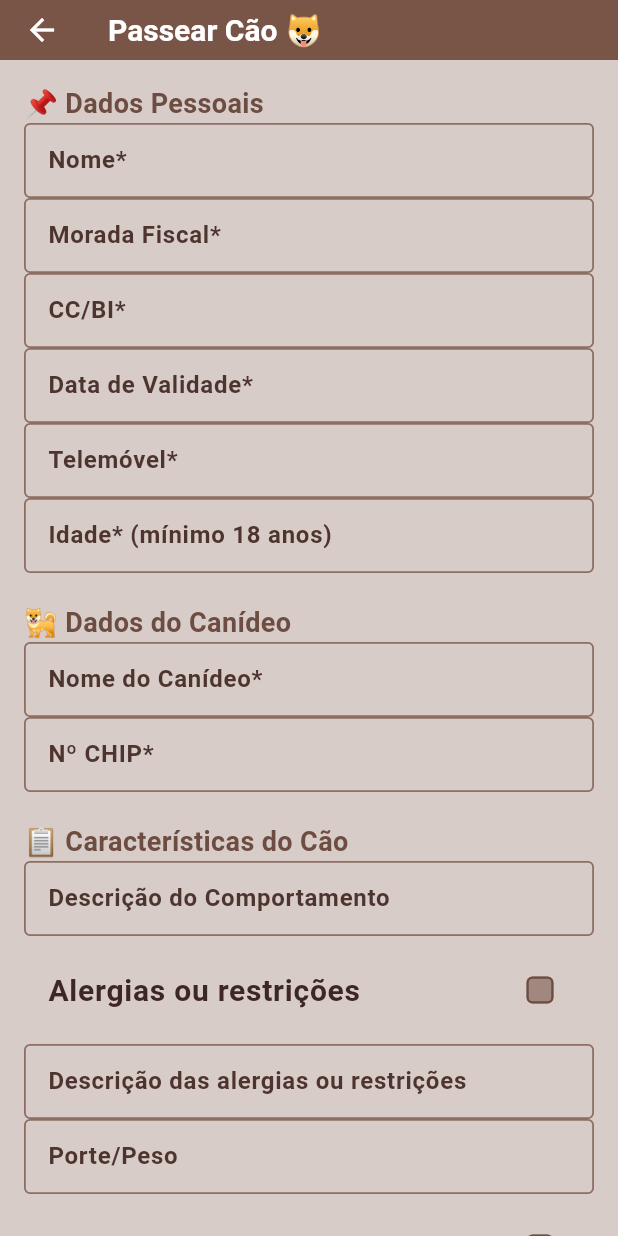
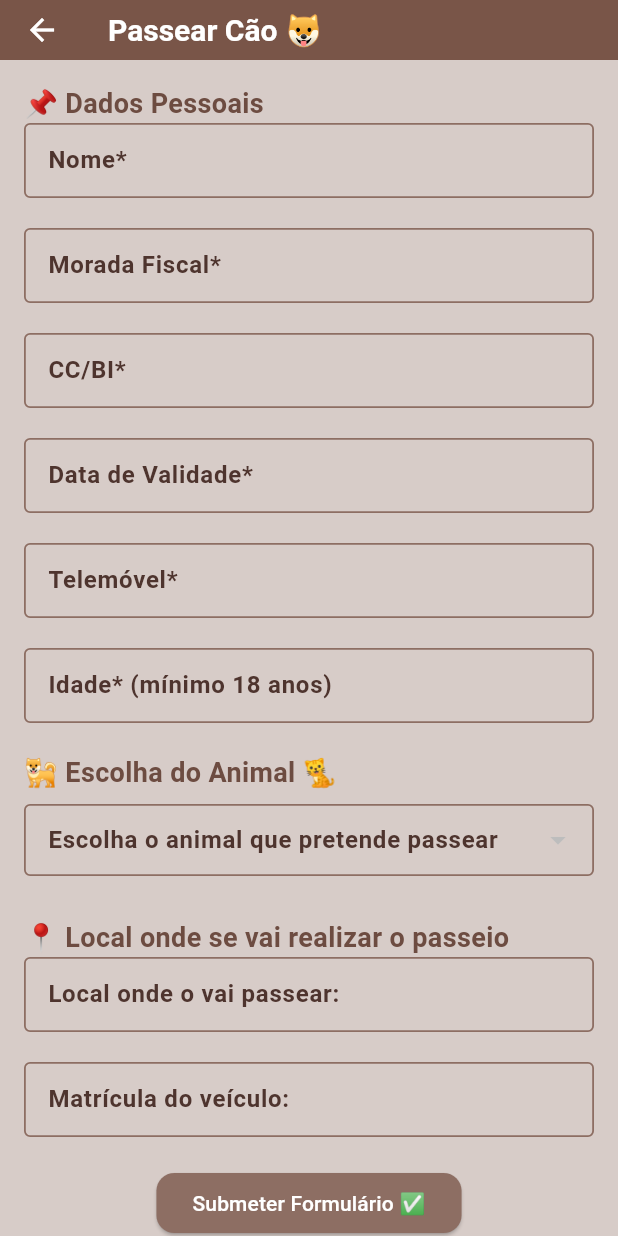
Before and after one commit to DEISI-ULHT-TFC-2024-25/TFC-Aluno2116-PetMatch, a Flutter app: the PassearCaoScreen screen opened directly with empty values, on a phone screen of 412 x 824 dp. Run offline on Flutter 3.47's test engine with Material 3 defaults, Android fonts, the phone set to English and light mode, and no system bars; our stand-ins replace animate_do, cloud_firestore, firebase_auth, firebase_core, firebase_storage, geocoding and 2 more; accounts and stored records are empty.

Commit message:
correções necessárias para o bom funcionamento da app

```diff
--- a/lib/documents/passearCao.dart
+++ b/lib/documents/passearCao.dart
@@ -3,6 +3,8 @@ import 'package:firebase_auth/firebase_auth.dart';
 import 'package:flutter/material.dart';
 import 'package:tinder_para_caes/screens/vizualizarAssociacaoScreen.dart';
 import 'package:tinder_para_caes/models/associacao.dart';
+
+import '../models/animal.dart';
 
 class PassearCaoScreen extends StatefulWidget {
   final String uidAssociacao;
@@ -19,25 +21,25 @@ class _PassearCaoScreenState extends State<PassearCaoScreen> {
   final TextEditingController validadeCCController = TextEditingController();
   final TextEditingController tlmController = TextEditingController();
   final TextEditingController idadeController = TextEditingController();
-  final TextEditingController nomeCaoController = TextEditingController();
-  final TextEditingController chipController = TextEditingController();
-  final TextEditingController comportamentoController = TextEditingController();
-  final TextEditingController alergiasController = TextEditingController();
-  final TextEditingController portePesoController = TextEditingController();
   final TextEditingController matriculaVeiculoController = TextEditingController();
   final TextEditingController local = TextEditingController();
 
-  bool temAlergias = false;
-  bool estaEsterilizado = false;
   bool aceitaRegras = false;
   String mensagemAdicional = "";
+  List <Animal> opcoesDeAnimais = [];
+  Animal? selectedDog ;
+
+  @override
+  void initState() {
+    super.initState();
+    _fetchAnimals();
+  }
 
   Future<void> _submeterFormulario() async {
     try {
       final firestore = FirebaseFirestore.instance;
       final currentUser = FirebaseAuth.instance.currentUser;
       final String uidUtilizador = currentUser?.uid ?? "desconhecido";
-      final Future<String> nomeAssociacao = Associacao.getNomeAssociacao(widget.uidAssociacao);
       final String uidAnimal = "uidAnimal123";
       final String uidAssociacao = widget.uidAssociacao;
 
@@ -45,7 +47,6 @@ class _PassearCaoScreenState extends State<PassearCaoScreen> {
         "oQuePretendeFazer": "Ir passear um Cão",
         "utilizadorUid": uidUtilizador,
         "uidAssociacao": uidAssociacao,
-        "nomeAssociacao": nomeAssociacao,
         "confirmouTodosOsRequisitos": aceitaRegras,
         "mensagemAdicional": mensagemAdicional,
         "estado": "Pendente",
@@ -60,13 +61,7 @@ class _PassearCaoScreenState extends State<PassearCaoScreen> {
           "Matricula do Veiculo usado para Transporte": matriculaVeiculoController.text,
           "Local do Passeio": local.text,
           "Idade": int.tryParse(idadeController.text) ?? 0,
-          "Nome do Cão": nomeCaoController.text,
-          "Chip": chipController.text,
-          "Comportamento": comportamentoController.text,
-          "Tem Alergias ou Problemas de Saúde": temAlergias,
-          "Descrição": alergiasController.text,
-          "Porte": portePesoController.text,
-          "Esterizada/Castrado": estaEsterilizado,
+          "Nome do Cão": selectedDog?.fullName,
 
         },
       });
@@ -83,7 +78,42 @@ class _PassearCaoScreenState extends State<PassearCaoScreen> {
     }
   }
 
+  Future<void> _fetchAnimals() async {
+    final snapshot = await FirebaseFirestore.instance.collection('associacao').get();
+    final associacao = snapshot.docs
+        .map((doc) => Associacao.fromFirestore(doc))
+        .firstWhere((a) => a.uid == widget.uidAssociacao);
 
+    if (associacao != null) {
+      List<Animal> fetchedAnimals = await associacao.fetchAnimals(associacao.animais);
+      setState(() {
+        opcoesDeAnimais = fetchedAnimals;
+      });
+    }
+  }
+
+  //Dropdown do animal que quer escolher para apadrinhar
+  Widget _buildDropdownAnimal() {
+    return Padding(
+      padding: const EdgeInsets.symmetric(vertical: 8.0),
+      child: DropdownButtonFormField<Animal>(
+        decoration: InputDecoration(labelText: "Escolha o animal que pretende passear",border: OutlineInputBorder()),
+        value: selectedDog,
+        items: opcoesDeAnimais.map((animal) {
+          return DropdownMenuItem<Animal>(
+            value: animal,
+            child: Text("${animal.fullName} (${animal.breed}) - ${animal.calcularIdade()}"),
+          );
+        }).toList(),
+        onChanged: (Animal? newAnimal) {
+          setState(() {
+            selectedDog = newAnimal!;
+          });
+        },
+        menuMaxHeight: 400,
+      ),
+    );
+  }
 
   @override
   Widget build(BuildContext context) {
@@ -97,15 +127,19 @@ class _PassearCaoScreenState extends State<PassearCaoScreen> {
 
             Text("📌 Dados Pessoais", style: TextStyle(fontSize: 18, fontWeight: FontWeight.bold)),
             TextField(controller: nomePasseadorController, decoration: InputDecoration(labelText: "Nome*")),
+            SizedBox(height: 20),
             TextField(controller: moradaFiscalController, decoration: InputDecoration(labelText: "Morada Fiscal*")),
+            SizedBox(height: 20),
             TextField(controller: ccBiController, decoration: InputDecoration(labelText: "CC/BI*")),
+            SizedBox(height: 20),
             TextField(controller: validadeCCController, decoration: InputDecoration(labelText: "Data de Validade*")),
+            SizedBox(height: 20),
             TextField(
               controller: tlmController,
               keyboardType: TextInputType.phone,
               decoration: InputDecoration(labelText: "Telemóvel*"),
             ),
-
+            SizedBox(height: 20),
             TextField(
               controller: idadeController,
               keyboardType: TextInputType.number,
@@ -113,51 +147,14 @@ class _PassearCaoScreenState extends State<PassearCaoScreen> {
             ),
 
             SizedBox(height: 20),
-            Text("🐕 Dados do Canídeo", style: TextStyle(fontSize: 18, fontWeight: FontWeight.bold)),
-            TextField(controller: nomeCaoController, decoration: InputDecoration(labelText: "Nome do Canídeo*")),
-            TextField(
-              controller: chipController,
-              keyboardType: TextInputType.number,
-              decoration: InputDecoration(labelText: "Nº CHIP*"),
-            ),
-
-            SizedBox(height: 20),
-
-
-            Text("📋 Características do Cão", style: TextStyle(fontSize: 18, fontWeight: FontWeight.bold)),
-            TextField(controller: comportamentoController, decoration: InputDecoration(labelText: "Descrição do Comportamento")),
-
-            CheckboxListTile(
-              title: Text("Alergias ou restrições"),
-              value: temAlergias,
-              tileColor: Colors.transparent,
-              onChanged: (bool? value) {
-                setState(() {
-                  temAlergias = value!;
-                });
-              },
-            ),
-            TextField(controller: alergiasController, decoration: InputDecoration(labelText: "Descrição das alergias ou restrições")),
-
-            TextField(controller: portePesoController, decoration: InputDecoration(labelText: "Porte/Peso")),
-
-            CheckboxListTile(
-              title: Text("Castrado/Esterelizada"),
-              value: estaEsterilizado,
-              tileColor: Colors.transparent,
-              onChanged: (bool? value) {
-                setState(() {
-                  estaEsterilizado = value!;
-                });
-              },
-            ),
-
+            Text("🐕 Escolha do Animal 🐈", style: TextStyle(fontSize: 18, fontWeight: FontWeight.bold)),
+            _buildDropdownAnimal(),
             SizedBox(height: 20),
 
             Text("📍 Local onde se vai realizar o passeio", style: TextStyle(fontSize: 18, fontWeight: FontWeight.bold)),
+            TextField(controller: local, decoration: InputDecoration(labelText: "Local onde o vai passear:")),
+            SizedBox(height: 20),
             TextField(controller: matriculaVeiculoController, decoration: InputDecoration(labelText: "Matrícula do veículo:")),
-            TextField(controller: local, decoration: InputDecoration(labelText: "Local onde o vai passear:")),
-
             SizedBox(height: 20),
 
             Center(
@@ -244,11 +241,10 @@ class _PassearCaoScreenState extends State<PassearCaoScreen> {
         return StatefulBuilder(
           builder: (context, setState) {
             return AlertDialog(
-              title: Text("🐶 Passeio Registado com Sucesso!"),
+              title: Text("🐶 Pedido de Passeio Registado com Sucesso!"),
               content: Column(
                 mainAxisSize: MainAxisSize.min,
                 children: [
-                  Text("Obrigado por registar o passeio!"),
                   SizedBox(height: 10),
                   Text(
                     "📸 Lembra-te de tirar fotos do passeio!\nPodes enviá-las para partilhar a experiência.",
--- a/lib/documents/tornarPadrinho.dart
+++ b/lib/documents/tornarPadrinho.dart
@@ -184,7 +184,6 @@ class _TornarPadrinhoScreenState extends State<TornarPadrinhoScreen> {
     try {
       final firestore = FirebaseFirestore.instance;
       final currentUser = FirebaseAuth.instance.currentUser;
-
       final String uidUtilizador = currentUser?.uid ?? "desconhecido";
       final String uidAssociacao = widget.uidAssociacao;
 
--- a/lib/screens/allAnimalsList.dart
+++ b/lib/screens/allAnimalsList.dart
@@ -109,6 +109,7 @@ class _AllAnimalsListState extends State<AllAnimalsList> {
       filtroGenero = null;
       filtroVisibilidade = 'Visíveis';
       _pesquisaController.clear();
+      _carregarAnimais();
       aplicarFiltros();
     });
   }
```
Also changed, not shown: lib/screens/allPedidosAceitesList.dart (+22 -7 lines), lib/screens/animalDetailsScreen.dart (+4 -6 lines), lib/screens/vizualizarAssociacaoScreen.dart (+5 -5 lines).
